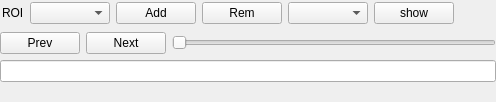
Before: the Qt Designer form qt/imageListViewer/imageListViewer.ui in spetroce/mio, drawn with Qt 5.
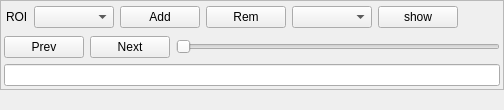
After: the same form once the commit is applied.

```diff
--- a/qt/imageListViewer/imageListViewer.ui
+++ b/qt/imageListViewer/imageListViewer.ui
@@ -6,8 +6,8 @@
    <rect>
     <x>0</x>
     <y>0</y>
-    <width>472</width>
-    <height>122</height>
+    <width>480</width>
+    <height>130</height>
    </rect>
   </property>
   <property name="windowTitle">
@@ -35,6 +35,27 @@
       <number>0</number>
      </property>
      <item>
+      <widget class="QFrame" name="frame">
+       <property name="frameShape">
+        <enum>QFrame::StyledPanel</enum>
+       </property>
+       <property name="frameShadow">
+        <enum>QFrame::Raised</enum>
+       </property>
+       <layout class="QVBoxLayout" name="verticalLayout_3">
+        <property name="leftMargin">
+         <number>3</number>
+        </property>
+        <property name="topMargin">
+         <number>3</number>
+        </property>
+        <property name="rightMargin">
+         <number>3</number>
+        </property>
+        <property name="bottomMargin">
+         <number>3</number>
+        </property>
+        <item>
       <widget class="QWidget" name="widget_roiControl" native="true">
        <layout class="QVBoxLayout" name="verticalLayout_2">
         <property name="leftMargin">
@@ -205,6 +226,13 @@
        <property name="readOnly">
         <bool>true</bool>
        </property>
+         </widget>
+        </item>
+       </layout>
+       <zorder>lineEdit_img_name</zorder>
+       <zorder>lineEdit_img_name</zorder>
+       <zorder></zorder>
+       <zorder>widget_roiControl</zorder>
       </widget>
      </item>
      <item>
```
Lines whose indentation alone changed are shown as unchanged.
